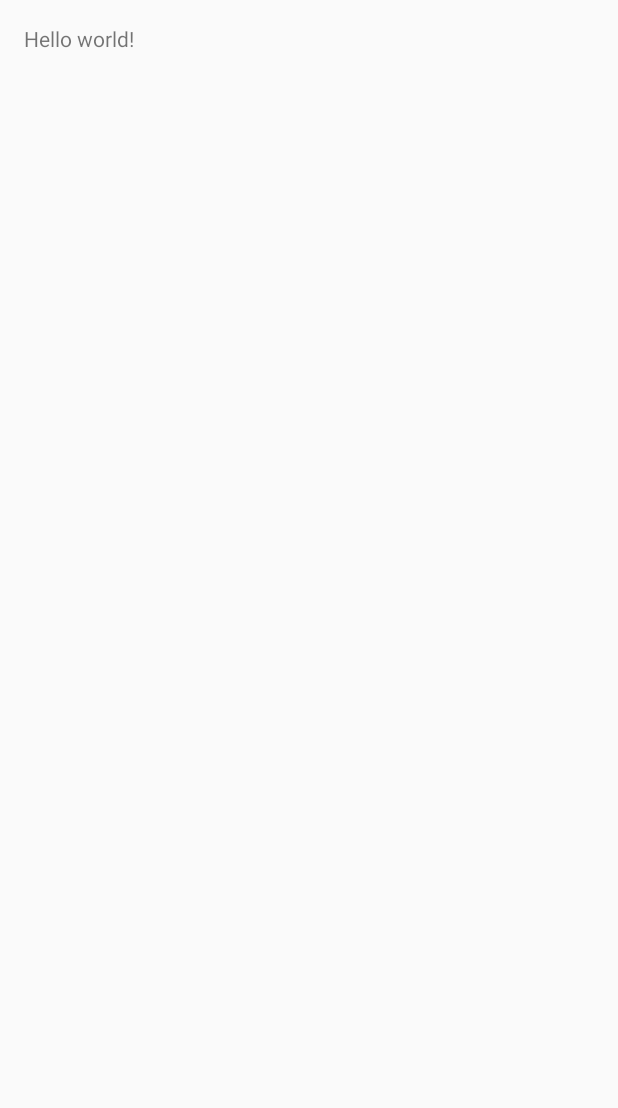
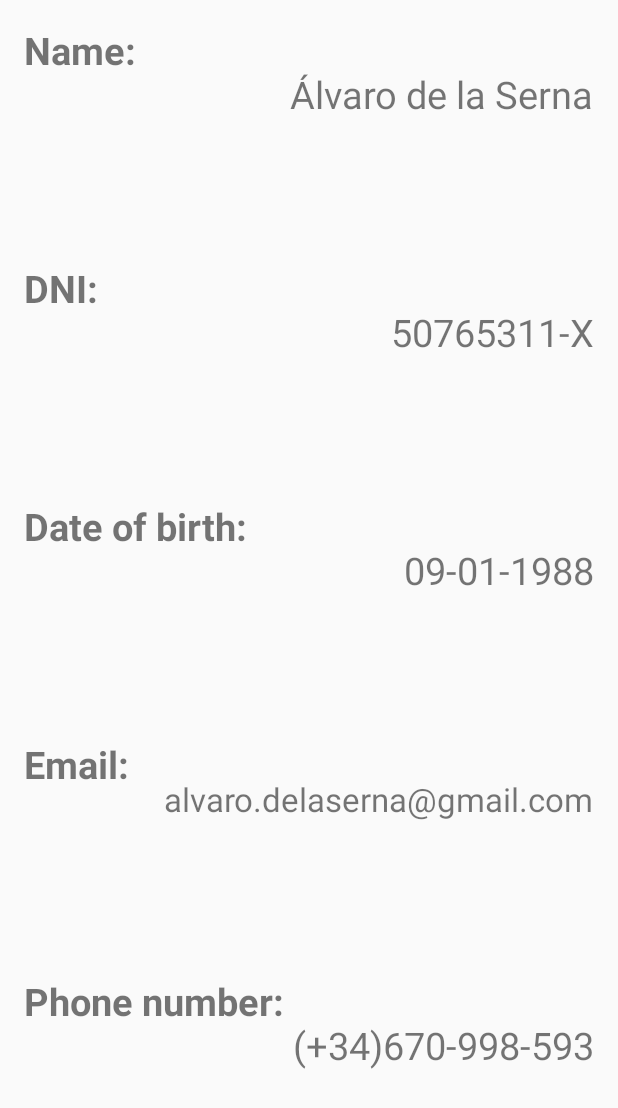
Before and after one commit to alvarodelaserna/CurriculumVitaeApp, an Android app: the PersonalInformationActivity screen opened directly, with no data from a screen before it, on a phone screen of 412 x 824 dp. Before the commit the part shown is almost empty. Shown: the top 1108 px of the screen. Run offline under Robolectric (Android 15) with nearby library versions, the phone set to English and light mode, and no system bars.

Commit message:
Add 'Cancel' button to 'showAlertDialogForContactDetails', refactor 'activity_personal_information.xml'

```diff
--- a/app/src/main/java/com/asm/curriculumvitaeapp/core/CurriculumVitaeApp.java
+++ b/app/src/main/java/com/asm/curriculumvitaeapp/core/CurriculumVitaeApp.java
@@ -25,8 +25,4 @@ public class CurriculumVitaeApp extends Application {
 
     public static CurriculumVitaeApp getApplication(){ return CurriculumVitaeApp.application; }
 
-    public static Context getContext(){
-        return CurriculumVitaeApp.context;
-    }
-
 }
--- a/app/src/main/java/com/asm/curriculumvitaeapp/core/CurriculumVitaeAppUtils.java
+++ b/app/src/main/java/com/asm/curriculumvitaeapp/core/CurriculumVitaeAppUtils.java
@@ -130,7 +130,7 @@ public class CurriculumVitaeAppUtils {
         layout.addView(editName);
         layout.addView(editCompany);
 
-        final AlertDialog dialog = CurriculumVitaeAppUtils.alertDialog(context, false, context.getString(R.string.great), context.getString(R.string.enter_contact_details), context.getString(R.string.OK), null, null, null, layout);
+        final AlertDialog dialog = CurriculumVitaeAppUtils.alertDialog(context, false, context.getString(R.string.great), context.getString(R.string.enter_contact_details), context.getString(R.string.OK), context.getString(R.string.cancel), null, null, layout);
         dialog.show();
         // Override positive listener after showing (otherwise we cant obtain positive button)
         dialog.getButton(DialogInterface.BUTTON_POSITIVE).setOnClickListener(new View.OnClickListener() {
--- a/app/src/main/res/layout/activity_personal_information.xml
+++ b/app/src/main/res/layout/activity_personal_information.xml
@@ -1,12 +1,107 @@
-<RelativeLayout xmlns:android="http://schemas.android.com/apk/res/android"
-    xmlns:tools="http://schemas.android.com/tools" android:layout_width="match_parent"
-    android:layout_height="match_parent" android:paddingLeft="@dimen/activity_horizontal_margin"
+<LinearLayout xmlns:android="http://schemas.android.com/apk/res/android"
+    xmlns:tools="http://schemas.android.com/tools"
+    android:layout_width="match_parent"
+    android:layout_height="match_parent"
+    android:paddingLeft="@dimen/activity_horizontal_margin"
     android:paddingRight="@dimen/activity_horizontal_margin"
     android:paddingTop="@dimen/activity_vertical_margin"
     android:paddingBottom="@dimen/activity_vertical_margin"
+    android:orientation="vertical"
     tools:context="com.asm.curriculumvitaeapp.activities.PersonalInformationActivity">
 
-    <TextView android:text="@string/hello_world" android:layout_width="wrap_content"
-        android:layout_height="wrap_content" />
-
-</RelativeLayout>
+    <RelativeLayout
+        android:id="@+id/container_name"
+        android:layout_width="fill_parent"
+        android:layout_height="fill_parent"
+        android:layout_weight="1">
+        <TextView
+            android:layout_width="wrap_content"
+            android:layout_height="wrap_content"
+            android:text="Name:"
+            android:textStyle="bold"
+            android:textSize="25sp"
+            android:layout_alignParentLeft="true"/>
+        <TextView
+            android:layout_width="wrap_content"
+            android:layout_height="wrap_content"
+            android:text="@string/my_name_with_newline"
+            android:textSize="25sp"
+            android:layout_alignParentRight="true"/>
+    </RelativeLayout>
+    <RelativeLayout
+        android:id="@+id/container_DNI"
+        android:layout_width="fill_parent"
+        android:layout_height="fill_parent"
+        android:layout_weight="1">
+        <TextView
+            android:layout_width="wrap_content"
+            android:layout_height="wrap_content"
+            android:text="DNI:"
+            android:textStyle="bold"
+            android:textSize="25sp"
+            android:layout_alignParentLeft="true"/>
+        <TextView
+            android:layout_width="wrap_content"
+            android:layout_height="wrap_content"
+            android:text="@string/DNI"
+            android:textSize="25sp"
+            android:layout_alignParentRight="true"/>
+    </RelativeLayout>
+    <RelativeLayout
+        android:id="@+id/container_date_of_birth"
+        android:layout_width="fill_parent"
+        android:layout_height="fill_parent"
+        android:layout_weight="1">
+        <TextView
+            android:layout_width="wrap_content"
+            android:layout_height="wrap_content"
+            android:text="Date of birth:"
+            android:textStyle="bold"
+            android:textSize="25sp"
+            android:layout_alignParentLeft="true"/>
+        <TextView
+            android:layout_width="wrap_content"
+            android:layout_height="wrap_content"
+            android:text="\n09-01-1988"
+            android:textSize="25sp"
+            android:layout_alignParentRight="true"/>
+    </RelativeLayout>
+    <RelativeLayout
+        android:id="@+id/container_email_address"
+        android:layout_width="fill_parent"
+        android:layout_height="fill_parent"
+        android:layout_weight="1">
+        <TextView
+            android:layout_width="wrap_content"
+            android:layout_height="wrap_content"
+            android:text="Email:"
+            android:textStyle="bold"
+            android:textSize="25sp"
+            android:layout_alignParentLeft="true"/>
+        <TextView
+            android:layout_width="wrap_content"
+            android:layout_height="wrap_content"
+            android:text="@string/my_email_address_with_newline"
+            android:textSize="22sp"
+            android:layout_alignParentRight="true"/>
+    </RelativeLayout>
+    <RelativeLayout
+        android:id="@+id/container_phone_number"
+        android:layout_width="fill_parent"
+        android:layout_height="fill_parent"
+        android:layout_weight="1">
+        <TextView
+            android:layout_width="wrap_content"
+            android:layout_height="wrap_content"
+            android:text="Phone number:"
+            android:textStyle="bold"
+            android:textSize="25sp"
+            android:layout_alignParentLeft="true"/>
+        <TextView
+            android:layout_width="wrap_content"
+            android:layout_height="wrap_content"
+            android:text="@string/my_phone_number_with_newline"
+            android:textSize="25sp"
+            android:layout_alignParentRight="true"/>
+    </RelativeLayout>
+</LinearLayout>
--- a/app/src/main/res/values/strings.xml
+++ b/app/src/main/res/values/strings.xml
@@ -21,4 +21,8 @@
     <string name="enter_contact_details">Please enter your contact details</string>
     <string name="OK">OK</string>
     <string name="empty_fields">There are empty fields</string>
+    <string name="DNI">\n50765311-X</string>
+    <string name="my_name_with_newline">\nÁlvaro de la Serna</string>
+    <string name="my_email_address_with_newline">\nalvaro.delaserna@gmail.com</string>
+    <string name="my_phone_number_with_newline">\n(+34)670-998-593</string>
 </resources>
```
